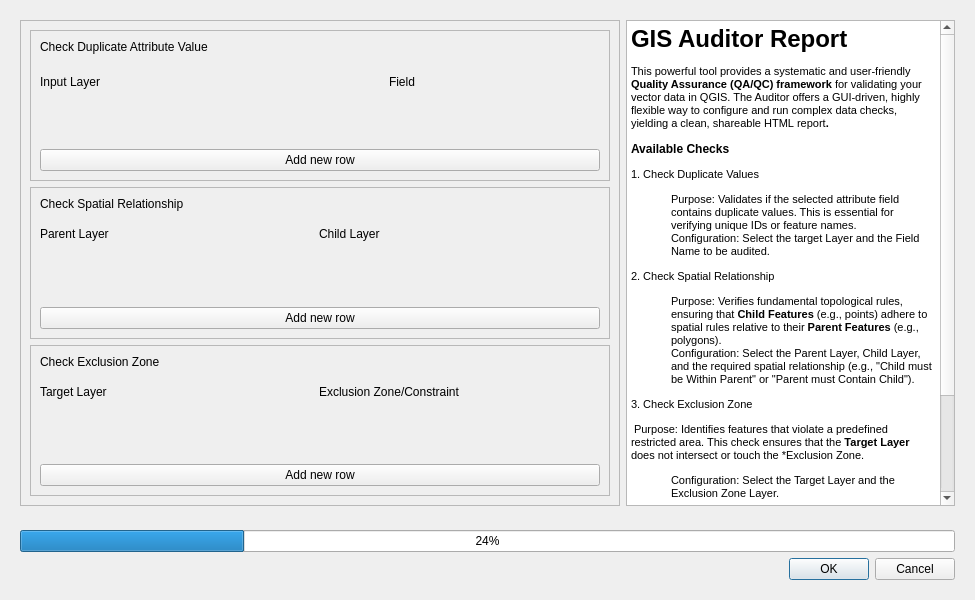
Before: the Qt Designer form gis_auditor_report_dialog_base.ui in leiding06/gis-auditor-report, drawn with Qt 5.
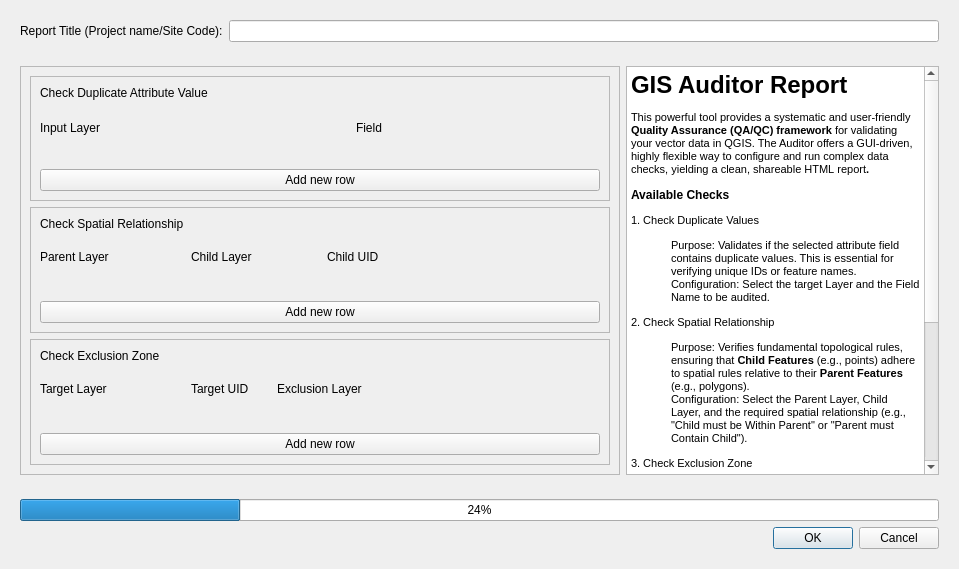
After: the same form once the commit is applied.

Commit message: Draft of the three utilities and adjust the layout of dialog

What changed in the file:
```diff
--- a/gis_auditor_report_dialog_base.ui
+++ b/gis_auditor_report_dialog_base.ui
@@ -6,8 +6,8 @@
    <rect>
     <x>0</x>
     <y>0</y>
-    <width>975</width>
-    <height>600</height>
+    <width>959</width>
+    <height>569</height>
    </rect>
   </property>
   <property name="minimumSize">
@@ -35,7 +35,7 @@
    <property name="sizeConstraint">
     <enum>QLayout::SetDefaultConstraint</enum>
    </property>
-   <item row="0" column="0">
+   <item row="4" column="0">
     <widget class="QWidget" name="contentWidget" native="true">
      <layout class="QGridLayout" name="gridLayout_2" columnstretch="0,70,30">
       <item row="0" column="2">
@@ -87,10 +87,128 @@
            <x>0</x>
            <y>0</y>
            <width>598</width>
-           <height>488</height>
+           <height>413</height>
           </rect>
          </property>
          <layout class="QGridLayout" name="gridLayout">
+          <item row="2" column="0">
+           <widget class="QFrame" name="exclusionCheckSection">
+            <property name="frameShape">
+             <enum>QFrame::StyledPanel</enum>
+            </property>
+            <property name="frameShadow">
+             <enum>QFrame::Raised</enum>
+            </property>
+            <layout class="QVBoxLayout" name="verticalLayout_4">
+             <item>
+              <widget class="QLabel" name="exclusionLabel">
+               <property name="font">
+                <font>
+                 <pointsize>9</pointsize>
+                </font>
+               </property>
+               <property name="text">
+                <string>Check Exclusion Zone</string>
+               </property>
+              </widget>
+             </item>
+             <item>
+              <layout class="QVBoxLayout" name="exclusionCheckContent" stretch="5,90,0,5">
+               <item>
+                <widget class="QWidget" name="labelExclusionWidget" native="true">
+                 <layout class="QHBoxLayout" name="horizontalLayout_3" stretch="25,25,25,0">
+                  <property name="leftMargin">
+                   <number>0</number>
+                  </property>
+                  <property name="topMargin">
+                   <number>10</number>
+                  </property>
+                  <property name="bottomMargin">
+                   <number>0</number>
+                  </property>
+                  <item>
+                   <widget class="QLabel" name="targetLayerLabel">
+                    <property name="maximumSize">
+                     <size>
+                      <width>145</width>
+                      <height>16777215</height>
+                     </size>
+                    </property>
+                    <property name="text">
+                     <string>Target Layer</string>
+                    </property>
+                   </widget>
+                  </item>
+                  <item>
+                   <widget class="QLabel" name="targetLayerUID">
+                    <property name="maximumSize">
+                     <size>
+                      <width>80</width>
+                      <height>16777215</height>
+                     </size>
+                    </property>
+                    <property name="text">
+                     <string>Target UID</string>
+                    </property>
+                   </widget>
+                  </item>
+                  <item>
+                   <widget class="QLabel" name="exclusionLayerLabel">
+                    <property name="maximumSize">
+                     <size>
+                      <width>130</width>
+                      <height>16777215</height>
+                     </size>
+                    </property>
+                    <property name="text">
+                     <string>Exclusion Layer</string>
+                    </property>
+                   </widget>
+                  </item>
+                  <item>
+                   <spacer name="horizontalSpacer_2">
+                    <property name="orientation">
+                     <enum>Qt::Horizontal</enum>
+                    </property>
+                    <property name="sizeHint" stdset="0">
+                     <size>
+                      <width>40</width>
+                      <height>20</height>
+                     </size>
+                    </property>
+                   </spacer>
+                  </item>
+                 </layout>
+                </widget>
+               </item>
+               <item>
+                <layout class="QHBoxLayout" name="exclusionCheckBaseRow"/>
+               </item>
+               <item>
+                <spacer name="verticalSpacer_3">
+                 <property name="orientation">
+                  <enum>Qt::Vertical</enum>
+                 </property>
+                 <property name="sizeHint" stdset="0">
+                  <size>
+                   <width>20</width>
+                   <height>40</height>
+                  </size>
+                 </property>
+                </spacer>
+               </item>
+               <item>
+                <widget class="QPushButton" name="addExclusionButton">
+                 <property name="text">
+                  <string>Add new row</string>
+                 </property>
+                </widget>
+               </item>
+              </layout>
+             </item>
+            </layout>
+           </widget>
+          </item>
           <item row="0" column="0">
            <widget class="QFrame" name="duplicateCheckSection">
             <property name="frameShape">
@@ -113,7 +231,7 @@
               </widget>
              </item>
              <item>
-              <layout class="QVBoxLayout" name="duplicateCheckContent" stretch="5,90,5">
+              <layout class="QVBoxLayout" name="duplicateCheckContent" stretch="5,90,0,5">
                <item>
                 <widget class="QWidget" name="labelDuplicateWidget" native="true">
                  <layout class="QHBoxLayout" name="horizontalLayout_2" stretch="65,40">
@@ -131,6 +249,12 @@
                   </property>
                   <item>
                    <widget class="QLabel" name="duplicateLayerLabel">
+                    <property name="maximumSize">
+                     <size>
+                      <width>310</width>
+                      <height>16777215</height>
+                     </size>
+                    </property>
                     <property name="text">
                      <string>Input Layer</string>
                     </property>
@@ -153,12 +277,28 @@
                 </widget>
                </item>
                <item>
-                <layout class="QHBoxLayout" name="duplicateCheckBaseRow" stretch="">
+                <layout class="QHBoxLayout" name="duplicateCheckBaseRow">
+                 <property name="spacing">
+                  <number>0</number>
+                 </property>
                  <property name="bottomMargin">
                   <number>0</number>
                  </property>
                 </layout>
                </item>
+               <item>
+                <spacer name="verticalSpacer">
+                 <property name="orientation">
+                  <enum>Qt::Vertical</enum>
+                 </property>
+                 <property name="sizeHint" stdset="0">
+                  <size>
+                   <width>20</width>
+                   <height>40</height>
+                  </size>
+                 </property>
+                </spacer>
+               </item>
                <item>
                 <widget class="QPushButton" name="addDuplicateLayerButton">
                  <property name="minimumSize">
@@ -199,10 +339,10 @@
               </widget>
              </item>
              <item>
-              <layout class="QVBoxLayout" name="spatialCheckContent" stretch="5,90,5">
+              <layout class="QVBoxLayout" name="spatialCheckContent" stretch="5,90,0,5">
                <item>
                 <widget class="QWidget" name="labelSpatialWidget" native="true">
-                 <layout class="QHBoxLayout" name="horizontalLayout_4">
+                 <layout class="QHBoxLayout" name="horizontalLayout_4" stretch="25,25,25,0">
                   <property name="leftMargin">
                    <number>0</number>
                   </property>
@@ -214,23 +354,80 @@
                   </property>
                   <item>
                    <widget class="QLabel" name="parentLabel">
+                    <property name="maximumSize">
+                     <size>
+                      <width>145</width>
+                      <height>16777215</height>
+                     </size>
+                    </property>
                     <property name="text">
                      <string>Parent Layer</string>
                     </property>
+                    <property name="textFormat">
+                     <enum>Qt::AutoText</enum>
+                    </property>
+                    <property name="alignment">
+                     <set>Qt::AlignLeading|Qt::AlignLeft|Qt::AlignVCenter</set>
+                    </property>
                    </widget>
                   </item>
                   <item>
                    <widget class="QLabel" name="childLabel">
+                    <property name="maximumSize">
+                     <size>
+                      <width>130</width>
+                      <height>16777215</height>
+                     </size>
+                    </property>
                     <property name="text">
                      <string>Child Layer</string>
                     </property>
                    </widget>
                   </item>
+                  <item>
+                   <widget class="QLabel" name="childLayerUIDlabel">
+                    <property name="maximumSize">
+                     <size>
+                      <width>100</width>
+                      <height>16777215</height>
+                     </size>
+                    </property>
+                    <property name="text">
+                     <string>Child UID</string>
+                    </property>
+                   </widget>
+                  </item>
+                  <item>
+                   <spacer name="horizontalSpacer">
+                    <property name="orientation">
+                     <enum>Qt::Horizontal</enum>
+                    </property>
+                    <property name="sizeHint" stdset="0">
+                     <size>
+                      <width>40</width>
+                      <height>20</height>
+                     </size>
+                    </property>
+                   </spacer>
+                  </item>
                  </layout>
                 </widget>
                </item>
                <item>
-                <layout class="QHBoxLayout" name="spatialCheckBaseRow" stretch=""/>
+                <layout class="QHBoxLayout" name="spatialCheckBaseRow"/>
+               </item>
+               <item>
+                <spacer name="verticalSpacer_2">
+                 <property name="orientation">
+                  <enum>Qt::Vertical</enum>
+                 </property>
+                 <property name="sizeHint" stdset="0">
+                  <size>
+                   <width>20</width>
+                   <height>40</height>
+                  </size>
+                 </property>
+                </spacer>
                </item>
                <item>
                 <widget class="QPushButton" name="addSpatialButton">
@@ -244,73 +441,6 @@
             </layout>
            </widget>
           </item>
-          <item row="2" column="0">
-           <widget class="QFrame" name="exclusionCheckSection">
-            <property name="frameShape">
-             <enum>QFrame::StyledPanel</enum>
-            </property>
-            <property name="frameShadow">
-             <enum>QFrame::Raised</enum>
-            </property>
-            <layout class="QVBoxLayout" name="verticalLayout_4">
-             <item>
-              <widget class="QLabel" name="exclusionLabel">
-               <property name="font">
-                <font>
-                 <pointsize>9</pointsize>
-                </font>
-               </property>
-               <property name="text">
-                <string>Check Exclusion Zone</string>
-               </property>
-              </widget>
-             </item>
-             <item>
-              <layout class="QVBoxLayout" name="exclusionCheckContent" stretch="5,90,5">
-               <item>
-                <widget class="QWidget" name="labelExclusionWidget" native="true">
-                 <layout class="QHBoxLayout" name="horizontalLayout_3">
-                  <property name="leftMargin">
-                   <number>0</number>
-                  </property>
-                  <property name="topMargin">
-                   <number>10</number>
-                  </property>
-                  <property name="bottomMargin">
-                   <number>0</number>
-                  </property>
-                  <item>
-                   <widget class="QLabel" name="targetLayerLabel">
-                    <property name="text">
-                     <string>Target Layer</string>
-                    </property>
-                   </widget>
-                  </item>
-                  <item>
-                   <widget class="QLabel" name="exclusionLayerLabel">
-                    <property name="text">
-                     <string>Exclusion Zone/Constraint</string>
-                    </property>
-                   </widget>
-                  </item>
-                 </layout>
-                </widget>
-               </item>
-               <item>
-                <layout class="QHBoxLayout" name="exclusionCheckBaseRow" stretch=""/>
-               </item>
-               <item>
-                <widget class="QPushButton" name="addExclusionButton">
-                 <property name="text">
-                  <string>Add new row</string>
-                 </property>
-                </widget>
-               </item>
-              </layout>
-             </item>
-            </layout>
-           </widget>
-          </item>
          </layout>
         </widget>
        </widget>
@@ -318,7 +448,7 @@
      </layout>
     </widget>
    </item>
-   <item row="1" column="0">
+   <item row="5" column="0">
     <widget class="QWidget" name="bottomWidget" native="true">
      <layout class="QVBoxLayout" name="verticalLayout_2">
       <item>
@@ -341,6 +471,22 @@
      </layout>
     </widget>
    </item>
+   <item row="0" column="0">
+    <widget class="QWidget" name="widget" native="true">
+     <layout class="QHBoxLayout" name="horizontalLayout">
+      <item>
+       <widget class="QLabel" name="siteCodeLabel">
+        <property name="text">
+         <string>Report Title (Project name/Site Code):</string>
+        </property>
+       </widget>
+      </item>
+      <item>
+       <widget class="QLineEdit" name="siteCodeLineEdit"/>
+      </item>
+     </layout>
+    </widget>
+   </item>
   </layout>
  </widget>
  <resources/>
```
The commit also changes 4 other files.
